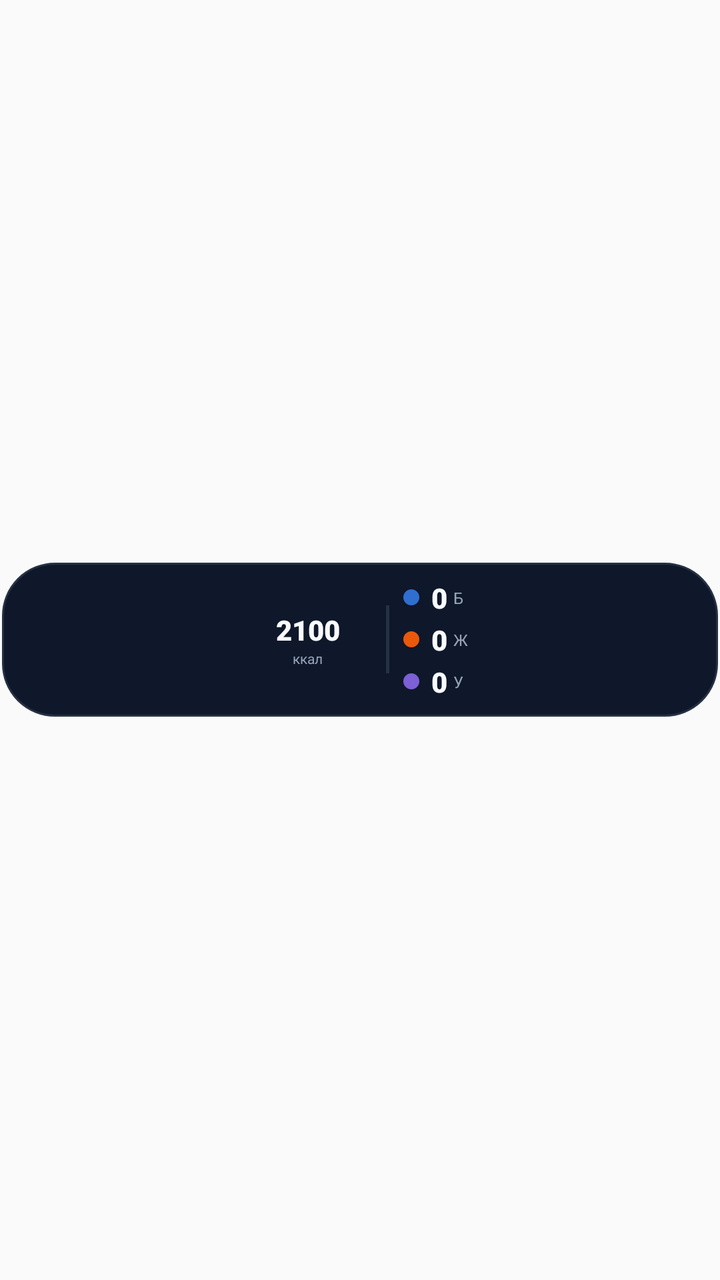
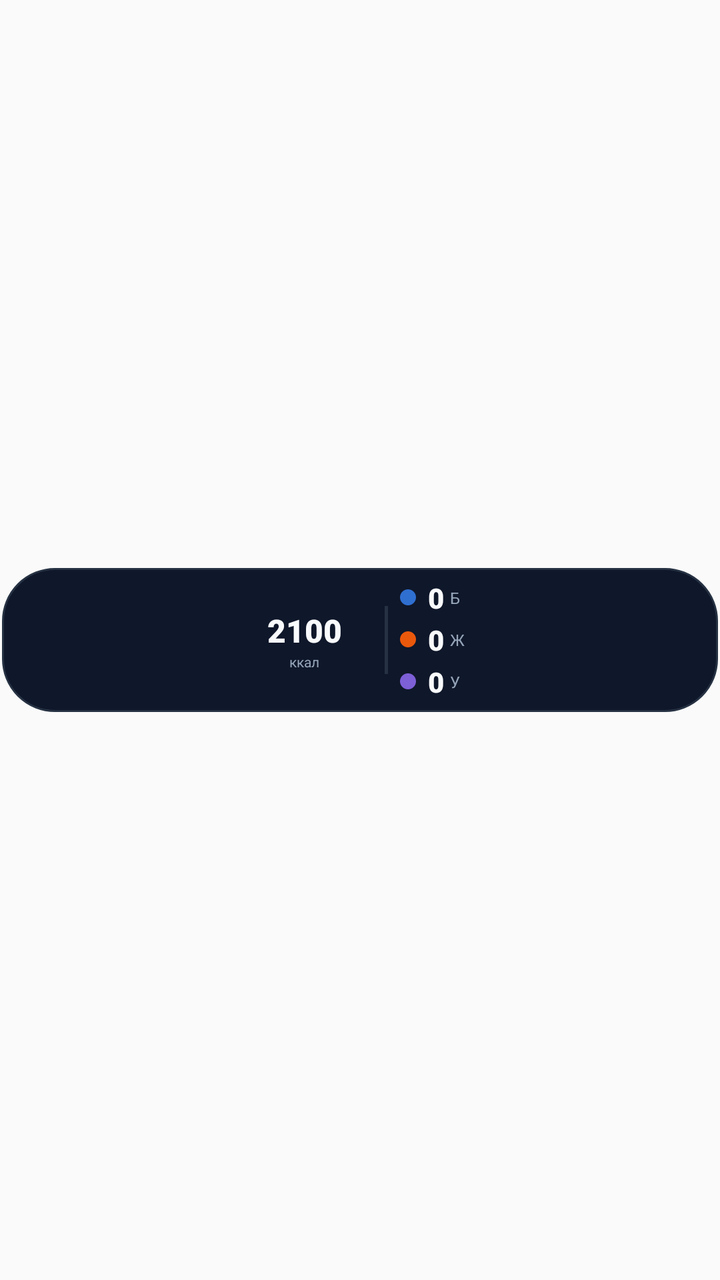

Compare the two renders of this Android layout. The source of the first and the diff that turns it into the second are given below.
<!-- AndroidManifest.xml: application theme AppTheme -->
<!-- res/layout/widget_calories_dark.xml -->
<?xml version="1.0" encoding="utf-8"?>
<FrameLayout xmlns:android="http://schemas.android.com/apk/res/android"
    android:id="@+id/widget_root"
    android:layout_width="match_parent"
    android:layout_height="match_parent">

    
    <FrameLayout
        android:layout_width="match_parent"
        android:layout_height="wrap_content"
        android:layout_gravity="center"
        android:layout_marginStart="1dp"
        android:layout_marginEnd="1dp"
        android:background="@drawable/widget_bg_dark"
        android:paddingStart="8dp"
        android:paddingEnd="8dp"
        android:paddingTop="8dp"
        android:paddingBottom="8dp">

        <LinearLayout
            android:layout_width="wrap_content"
            android:layout_height="wrap_content"
            android:layout_gravity="center"
            android:gravity="center_vertical"
            android:orientation="horizontal">

            
            <FrameLayout
                android:layout_width="56dp"
                android:layout_height="56dp"
                android:layout_marginEnd="6dp">

                <ImageView
                    android:id="@+id/widget_ring"
                    android:layout_width="56dp"
                    android:layout_height="56dp"
                    android:contentDescription="@null"
                    android:scaleType="fitCenter" />

                <LinearLayout
                    android:layout_width="wrap_content"
                    android:layout_height="wrap_content"
                    android:layout_gravity="center"
                    android:gravity="center_horizontal"
                    android:orientation="vertical">

                    <TextView
                        android:id="@+id/widget_remain"
                        android:layout_width="wrap_content"
                        android:layout_height="wrap_content"
                        android:autoSizeTextType="uniform"
                        android:autoSizeMinTextSize="8sp"
                        android:autoSizeMaxTextSize="14sp"
                        android:fontFamily="sans-serif-black"
                        android:gravity="center"
                        android:maxLines="1"
                        android:text="2100"
                        android:textColor="#F8FAFC"
                        android:textSize="14sp" />

                    <TextView
                        android:id="@+id/widget_remain_unit"
                        android:layout_width="wrap_content"
                        android:layout_height="wrap_content"
                        android:fontFamily="sans-serif"
                        android:gravity="center"
                        android:maxLines="1"
                        android:text="ккал"
                        android:textColor="#94A3B8"
                        android:textSize="7sp" />
                </LinearLayout>
            </FrameLayout>

            
            <FrameLayout
                android:layout_width="1.5dp"
                android:layout_height="34dp"
                android:layout_marginStart="5dp"
                android:layout_marginEnd="5dp"
                android:background="#263243" />

            <LinearLayout
                android:layout_width="wrap_content"
                android:layout_height="wrap_content"
                android:layout_marginStart="2dp"
                android:orientation="vertical">

                <LinearLayout
                    android:layout_width="wrap_content"
                    android:layout_height="wrap_content"
                    android:gravity="center_vertical"
                    android:orientation="horizontal">

                    <ImageView
                        android:id="@+id/widget_dot_p"
                        android:layout_width="8dp"
                        android:layout_height="8dp"
                        android:contentDescription="@null"
                        android:src="@drawable/widget_dot_protein" />

                    <TextView
                        android:id="@+id/widget_p"
                        android:layout_width="wrap_content"
                        android:layout_height="wrap_content"
                        android:layout_marginStart="6dp"
                        android:fontFamily="sans-serif-black"
                        android:maxLines="1"
                        android:text="0"
                        android:textColor="#F8FAFC"
                        android:textSize="14sp" />

                    <TextView
                        android:layout_width="wrap_content"
                        android:layout_height="wrap_content"
                        android:layout_marginStart="3dp"
                        android:fontFamily="sans-serif"
                        android:maxLines="1"
                        android:text="Б"
                        android:textColor="#94A3B8"
                        android:textSize="8sp" />
                </LinearLayout>

                <LinearLayout
                    android:layout_width="wrap_content"
                    android:layout_height="wrap_content"
                    android:layout_marginTop="2dp"
                    android:gravity="center_vertical"
                    android:orientation="horizontal">

                    <ImageView
                        android:id="@+id/widget_dot_f"
                        android:layout_width="8dp"
                        android:layout_height="8dp"
                        android:contentDescription="@null"
                        android:src="@drawable/widget_dot_fat" />

                    <TextView
                        android:id="@+id/widget_f"
                        android:layout_width="wrap_content"
                        android:layout_height="wrap_content"
                        android:layout_marginStart="6dp"
                        android:fontFamily="sans-serif-black"
                        android:maxLines="1"
                        android:text="0"
                        android:textColor="#F8FAFC"
                        android:textSize="14sp" />

                    <TextView
                        android:layout_width="wrap_content"
                        android:layout_height="wrap_content"
                        android:layout_marginStart="3dp"
                        android:fontFamily="sans-serif"
                        android:maxLines="1"
                        android:text="Ж"
                        android:textColor="#94A3B8"
                        android:textSize="8sp" />
                </LinearLayout>

                <LinearLayout
                    android:layout_width="wrap_content"
                    android:layout_height="wrap_content"
                    android:layout_marginTop="2dp"
                    android:gravity="center_vertical"
                    android:orientation="horizontal">

                    <ImageView
                        android:id="@+id/widget_dot_c"
                        android:layout_width="8dp"
                        android:layout_height="8dp"
                        android:contentDescription="@null"
                        android:src="@drawable/widget_dot_carbs" />

                    <TextView
                        android:id="@+id/widget_c"
                        android:layout_width="wrap_content"
                        android:layout_height="wrap_content"
                        android:layout_marginStart="6dp"
                        android:fontFamily="sans-serif-black"
                        android:maxLines="1"
                        android:text="0"
                        android:textColor="#F8FAFC"
                        android:textSize="14sp" />

                    <TextView
                        android:layout_width="wrap_content"
                        android:layout_height="wrap_content"
                        android:layout_marginStart="3dp"
                        android:fontFamily="sans-serif"
                        android:maxLines="1"
                        android:text="У"
                        android:textColor="#94A3B8"
                        android:textSize="8sp" />
                </LinearLayout>
            </LinearLayout>
        </LinearLayout>
    </FrameLayout>

</FrameLayout>
<!-- resources referenced by this layout -->
<resources>
  <!-- drawable widget_bg_dark (drawable) -->
  <?xml version="1.0" encoding="utf-8"?>
  <shape xmlns:android="http://schemas.android.com/apk/res/android"
      android:shape="rectangle">
      <solid android:color="#0F172A" />
      <corners android:radius="26dp" />
      <stroke
          android:width="1dp"
          android:color="#263243" />
  </shape>
  <!-- drawable widget_dot_carbs (drawable) -->
  <?xml version="1.0" encoding="utf-8"?>
  <shape xmlns:android="http://schemas.android.com/apk/res/android"
      android:shape="oval">
      <solid android:color="#7D5FD6" />
  </shape>
  <!-- drawable widget_dot_fat (drawable) -->
  <?xml version="1.0" encoding="utf-8"?>
  <shape xmlns:android="http://schemas.android.com/apk/res/android"
      android:shape="oval">
      <solid android:color="#EA580C" />
  </shape>
  <!-- drawable widget_dot_protein (drawable) -->
  <?xml version="1.0" encoding="utf-8"?>
  <shape xmlns:android="http://schemas.android.com/apk/res/android"
      android:shape="oval">
      <solid android:color="#2F6FD0" />
  </shape>
  <style name="AppTheme" parent="android:style/Theme.Material.Light.NoActionBar" />
</resources>

<!-- the commit's change to res/layout/widget_calories_dark.xml (unified diff, before → after) -->
@@ -12,10 +12,10 @@
         android:layout_marginStart="1dp"
         android:layout_marginEnd="1dp"
         android:background="@drawable/widget_bg_dark"
-        android:paddingStart="8dp"
-        android:paddingEnd="8dp"
-        android:paddingTop="8dp"
-        android:paddingBottom="8dp">
+        android:paddingStart="3dp"
+        android:paddingEnd="10dp"
+        android:paddingTop="4dp"
+        android:paddingBottom="4dp">
 
         <LinearLayout
             android:layout_width="wrap_content"
@@ -26,14 +26,14 @@
 
             
             <FrameLayout
-                android:layout_width="56dp"
-                android:layout_height="56dp"
-                android:layout_marginEnd="6dp">
+                android:layout_width="64dp"
+                android:layout_height="64dp"
+                android:layout_marginEnd="4dp">
 
                 <ImageView
                     android:id="@+id/widget_ring"
-                    android:layout_width="56dp"
-                    android:layout_height="56dp"
+                    android:layout_width="64dp"
+                    android:layout_height="64dp"
                     android:contentDescription="@null"
                     android:scaleType="fitCenter" />
 
@@ -46,17 +46,17 @@
 
                     <TextView
                         android:id="@+id/widget_remain"
-                        android:layout_width="wrap_content"
+                        android:layout_width="42dp"
                         android:layout_height="wrap_content"
                         android:autoSizeTextType="uniform"
-                        android:autoSizeMinTextSize="8sp"
-                        android:autoSizeMaxTextSize="14sp"
+                        android:autoSizeMinTextSize="9sp"
+                        android:autoSizeMaxTextSize="16sp"
                         android:fontFamily="sans-serif-black"
                         android:gravity="center"
                         android:maxLines="1"
                         android:text="2100"
                         android:textColor="#F8FAFC"
-                        android:textSize="14sp" />
+                        android:textSize="16sp" />
 
                     <TextView
                         android:id="@+id/widget_remain_unit"
@@ -75,8 +75,8 @@
             <FrameLayout
                 android:layout_width="1.5dp"
                 android:layout_height="34dp"
-                android:layout_marginStart="5dp"
-                android:layout_marginEnd="5dp"
+                android:layout_marginStart="4dp"
+                android:layout_marginEnd="4dp"
                 android:background="#263243" />
 
             <LinearLayout
